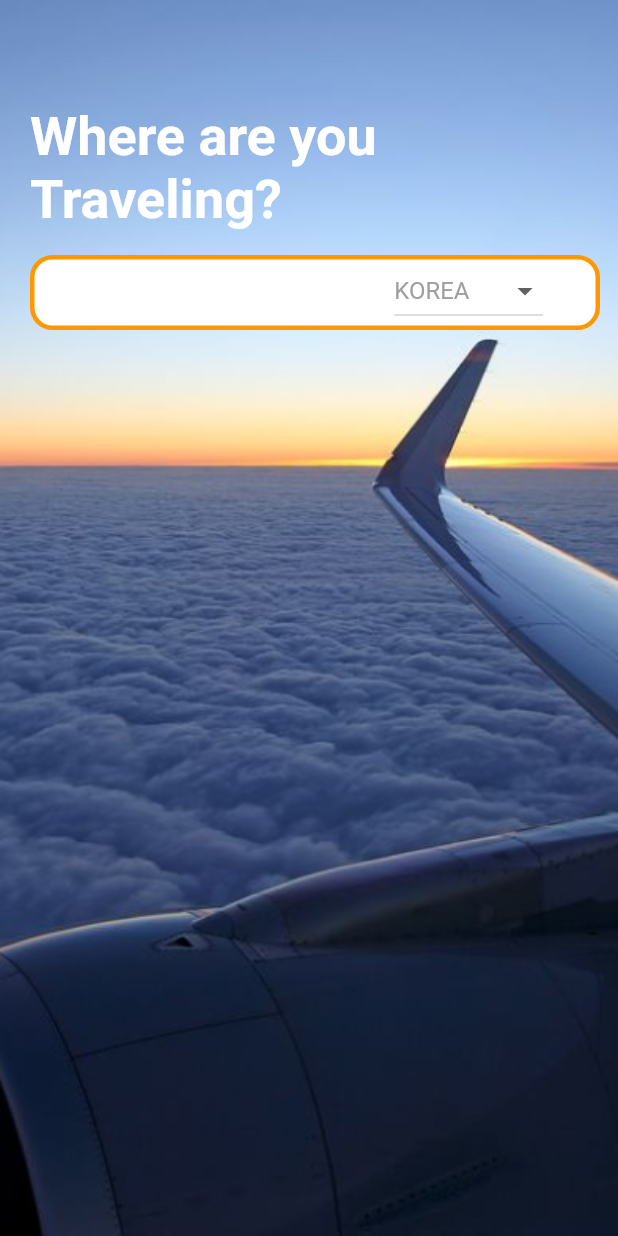
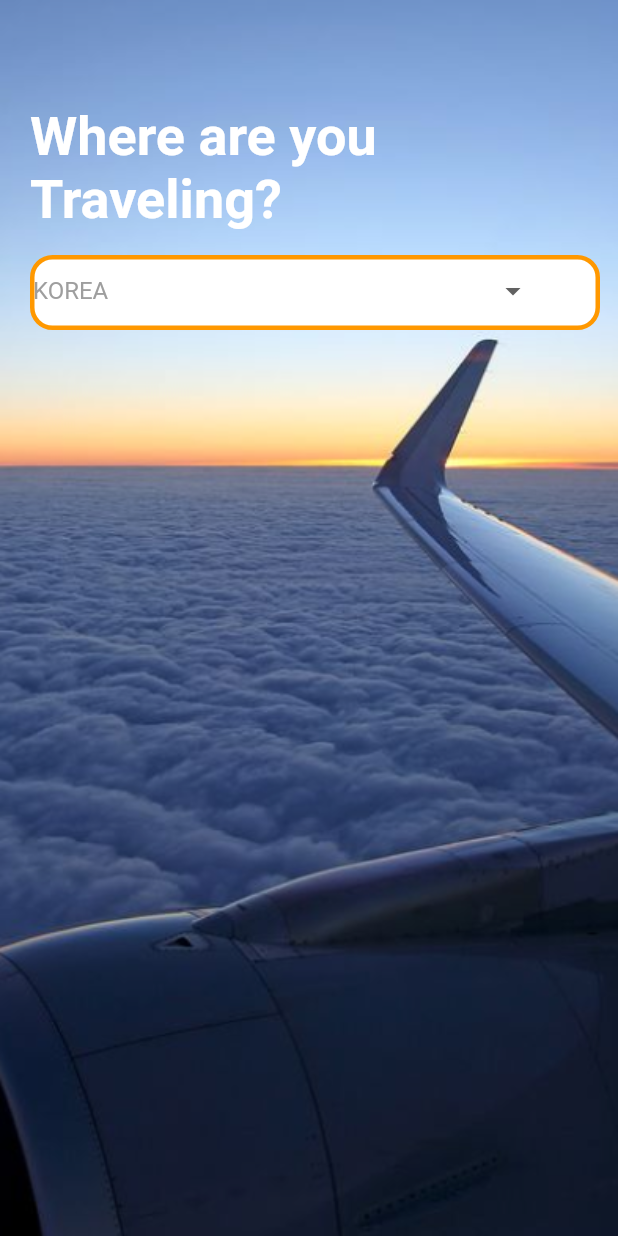
Before and after one commit to timotheekim10/Karim, a Flutter app: the screen it shows after launch, on a phone screen of 412 x 824 dp. Run offline on Flutter 3.47's test engine with Material 2 defaults, Android fonts, the phone set to English and light mode, and no system bars.

Commit message:
dropdownbutton 수정

```diff
--- a/lib/widgets/dropdownbutton.dart
+++ b/lib/widgets/dropdownbutton.dart
@@ -20,7 +20,9 @@ class DropdownState extends State<Dropdown> {
 
   @override
   Widget build(BuildContext context) {
-    return DropdownButton<String>(
+    return SizedBox(
+      width: 340,
+      child: DropdownButton<String>(
         value: dropdownValue,
         items: [
           DropdownMenuItem(
@@ -142,9 +144,14 @@ class DropdownState extends State<Dropdown> {
             );
           }
         },
-      icon: const Icon(Icons.arrow_drop_down),
+        icon: const Padding(
+          padding: EdgeInsets.only(right: 8),
+          child: Icon(Icons.arrow_drop_down),
+        ),
         iconSize: 24,
-      elevation: 16,
+        isExpanded: true,
+        underline: const SizedBox(),
+      ),
     );
   }
 }
```
Also changed, not shown: 16 other files. Lines whose indentation alone changed are shown as unchanged.
